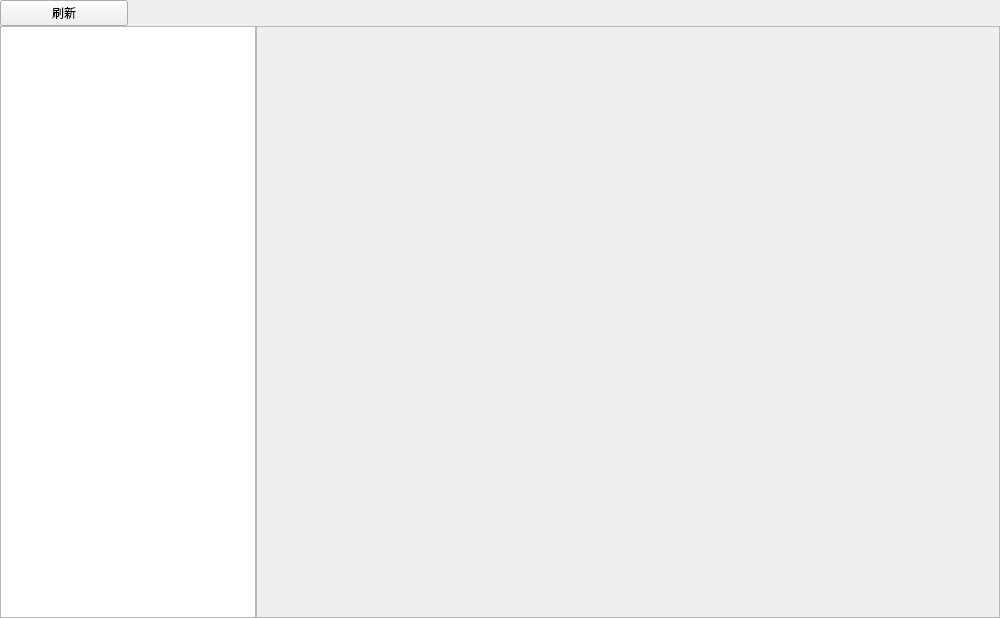
1604042736/FMCL, file System/Setting/SettingWidget.ui: the form before one commit.
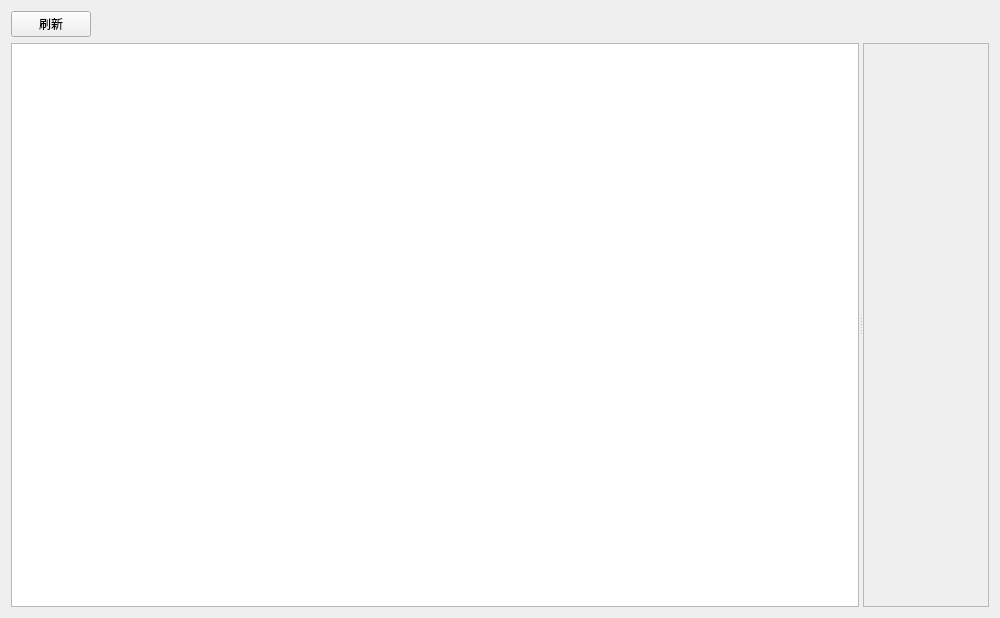
The form after the commit.

What changed in the file:
```diff
--- a/System/Setting/SettingWidget.ui
+++ b/System/Setting/SettingWidget.ui
@@ -13,22 +13,7 @@
   <property name="windowTitle">
    <string>设置</string>
   </property>
-  <layout class="QGridLayout" name="gridLayout">
-   <property name="leftMargin">
-    <number>0</number>
-   </property>
-   <property name="topMargin">
-    <number>0</number>
-   </property>
-   <property name="rightMargin">
-    <number>0</number>
-   </property>
-   <property name="bottomMargin">
-    <number>0</number>
-   </property>
-   <property name="spacing">
-    <number>0</number>
-   </property>
+  <layout class="QGridLayout" name="gridLayout_2">
    <item row="0" column="0">
     <widget class="QPushButton" name="pb_refresh">
      <property name="text">
@@ -36,7 +21,34 @@
      </property>
     </widget>
    </item>
-   <item row="1" column="2">
+   <item row="0" column="1">
+    <spacer name="horizontalSpacer">
+     <property name="orientation">
+      <enum>Qt::Horizontal</enum>
+     </property>
+     <property name="sizeHint" stdset="0">
+      <size>
+       <width>40</width>
+       <height>20</height>
+      </size>
+     </property>
+    </spacer>
+   </item>
+   <item row="1" column="0" colspan="2">
+    <widget class="QSplitter" name="splitter">
+     <property name="orientation">
+      <enum>Qt::Horizontal</enum>
+     </property>
+     <widget class="QTreeWidget" name="tw_setting">
+      <attribute name="headerVisible">
+       <bool>false</bool>
+      </attribute>
+      <column>
+       <property name="text">
+        <string notr="true">1</string>
+       </property>
+      </column>
+     </widget>
     <widget class="QScrollArea" name="sa_setting">
      <property name="widgetResizable">
       <bool>true</bool>
@@ -46,26 +58,11 @@
        <rect>
         <x>0</x>
         <y>0</y>
-        <width>742</width>
-        <height>593</height>
-       </rect>
-      </property>
-      <layout class="QGridLayout" name="gridLayout_2">
-       <property name="leftMargin">
-        <number>0</number>
-       </property>
-       <property name="topMargin">
-        <number>0</number>
-       </property>
-       <property name="rightMargin">
-        <number>0</number>
-       </property>
-       <property name="bottomMargin">
-        <number>0</number>
-       </property>
-       <property name="spacing">
-        <number>0</number>
-       </property>
+         <width>451</width>
+         <height>569</height>
+        </rect>
+       </property>
+       <layout class="QGridLayout" name="gridLayout">
        <item row="0" column="0">
         <widget class="QWidget" name="w_setting" native="true">
          <layout class="QGridLayout" name="gl_setting"/>
@@ -87,23 +84,6 @@
       </layout>
      </widget>
     </widget>
-   </item>
-   <item row="1" column="0" colspan="2">
-    <widget class="QTreeWidget" name="tw_setting">
-     <property name="maximumSize">
-      <size>
-       <width>16777215</width>
-       <height>16777215</height>
-      </size>
-     </property>
-     <attribute name="headerVisible">
-      <bool>false</bool>
-     </attribute>
-     <column>
-      <property name="text">
-       <string notr="true">1</string>
-      </property>
-     </column>
     </widget>
    </item>
   </layout>
```
Lines whose indentation alone changed are shown as unchanged.
